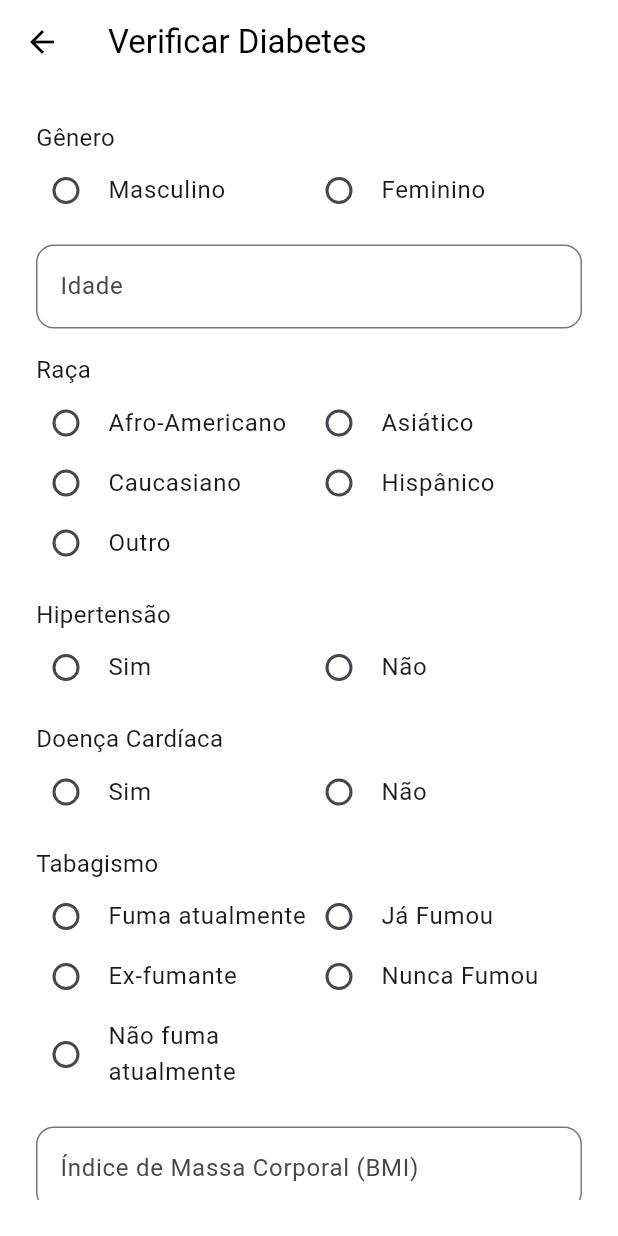
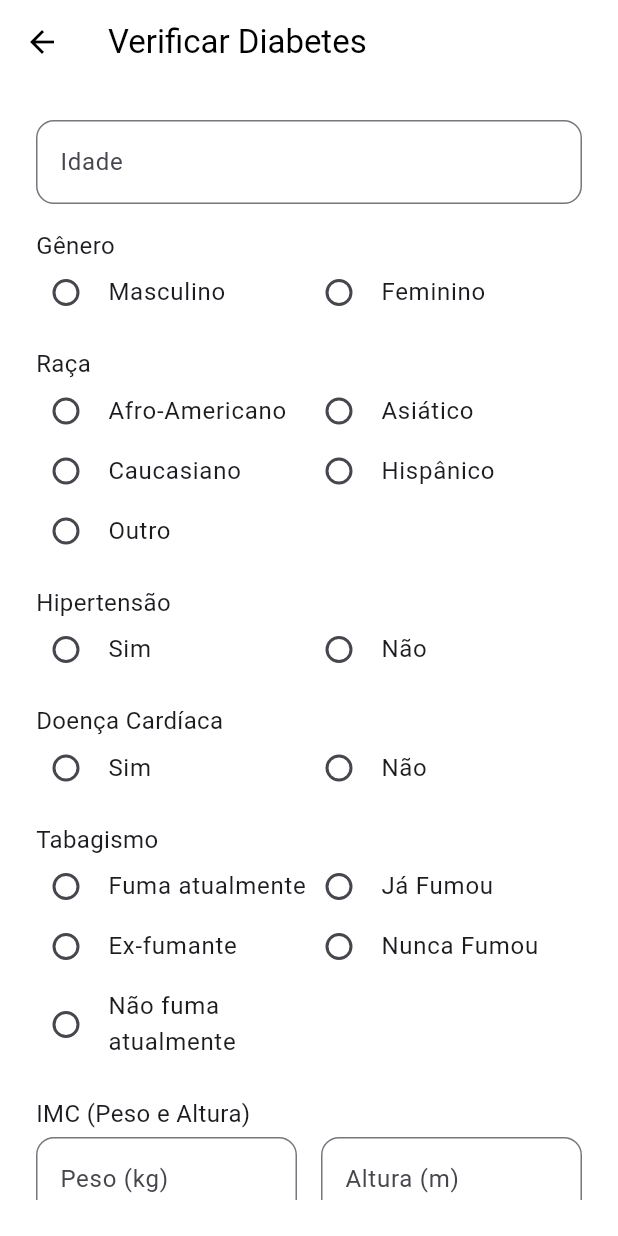
Before and after one commit to jpfalcuci/dsm5-projeto_integrador-diabetes-prediction, a Flutter app: the DiabetesFormScreen screen opened directly, on a phone screen of 412 x 824 dp. Run offline on Flutter 3.47's test engine with Material 3 defaults, Android fonts, the phone set to English and light mode, and no system bars; our stand-ins replace flutter_dotenv.

Commit message:
refactor: components

```diff
--- /dev/null
+++ b/mobile/lib/components/field_group.dart
@@ -0,0 +1,24 @@
+import 'package:flutter/material.dart';
+
+class FieldGroup extends StatelessWidget {
+  final String title;
+  final Widget child;
+
+  const FieldGroup({
+    Key? key,
+    required this.title,
+    required this.child,
+  }) : super(key: key);
+
+  @override
+  Widget build(BuildContext context) {
+    return Column(
+      crossAxisAlignment: CrossAxisAlignment.start,
+      children: [
+        Text(title, style: const TextStyle(fontSize: 16)),
+        const SizedBox(height: 4),
+        child,
+      ],
+    );
+  }
+}
--- /dev/null
+++ b/mobile/lib/components/numeric_field.dart
@@ -0,0 +1,49 @@
+import 'package:flutter/material.dart';
+
+class NumericField extends StatelessWidget {
+  final TextEditingController controller;
+  final String label;
+  final String hint;
+  final bool decimal;
+
+  const NumericField({
+    Key? key,
+    required this.controller,
+    required this.label,
+    required this.hint,
+    this.decimal = false,
+  }) : super(key: key);
+
+  @override
+  Widget build(BuildContext context) {
+    return TextFormField(
+      controller: controller,
+      decoration: InputDecoration(
+        labelText: label,
+        hintText: hint,
+        border: OutlineInputBorder(
+          borderRadius: BorderRadius.circular(12),
+        ),
+      ),
+      keyboardType: TextInputType.numberWithOptions(decimal: decimal),
+      validator: (value) {
+        if (value == null || value.isEmpty) {
+          return 'Por favor, insira $label';
+        }
+
+        if (decimal && double.tryParse(value) == null) {
+          return 'Digite um número válido';
+        }
+        return null;
+      },
+      onChanged: (value) {
+        controller.value = TextEditingValue(
+          text: value.replaceAll(',', '.'),
+          selection: TextSelection.fromPosition(
+            TextPosition(offset: value.length),
+          ),
+        );
+      },
+    );
+  }
+}
--- /dev/null
+++ b/mobile/lib/components/radio_group.dart
@@ -0,0 +1,46 @@
+import 'package:flutter/material.dart';
+
+class RadioGroup<T> extends StatelessWidget {
+  final String title;
+  final List<T> values;
+  final T? selectedValue;
+  final ValueChanged<T?> onChanged;
+  final Map<T, String> labels;
+
+  const RadioGroup({
+    Key? key,
+    required this.title,
+    required this.values,
+    required this.selectedValue,
+    required this.onChanged,
+    required this.labels,
+  }) : super(key: key);
+
+  @override
+  Widget build(BuildContext context) {
+    return Column(
+      crossAxisAlignment: CrossAxisAlignment.start,
+      children: [
+        Text(title, style: const TextStyle(fontSize: 16)),
+        Wrap(
+          children: values.map((value) {
+            return SizedBox(
+              width: MediaQuery.of(context).size.width / 2 - 24,
+              child: RadioListTile<T>(
+                title: Text(labels[value]!),
+                value: value,
+                groupValue: selectedValue,
+                onChanged: onChanged,
+                contentPadding: EdgeInsets.zero,
+                visualDensity: const VisualDensity(
+                  horizontal: VisualDensity.minimumDensity,
+                  vertical: VisualDensity.minimumDensity,
+                ),
+              ),
+            );
+          }).toList(),
+        ),
+      ],
+    );
+  }
+}
--- a/mobile/lib/screens/form.dart
+++ b/mobile/lib/screens/form.dart
@@ -1,4 +1,7 @@
 import 'package:flutter/material.dart';
+import '../components/numeric_field.dart';
+import '../components/radio_group.dart';
+import '../components/field_group.dart';
 import 'result.dart';
 
 // Enums para valores fixos
@@ -18,7 +21,8 @@ class _DiabetesFormScreenState extends State<DiabetesFormScreen> {
 
   // Controllers para campos de texto
   final _ageController = TextEditingController();
-  final _bmiController = TextEditingController();
+  final _weightController = TextEditingController();
+  final _heightController = TextEditingController();
   final _hba1cController = TextEditingController();
   final _glucoseController = TextEditingController();
 
@@ -32,7 +36,8 @@ class _DiabetesFormScreenState extends State<DiabetesFormScreen> {
   @override
   void dispose() {
     _ageController.dispose();
-    _bmiController.dispose();
+    _weightController.dispose();
+    _heightController.dispose();
     _hba1cController.dispose();
     _glucoseController.dispose();
     super.dispose();
@@ -40,7 +45,12 @@ class _DiabetesFormScreenState extends State<DiabetesFormScreen> {
 
   void _onSubmit() {
     if (_formKey.currentState?.validate() ?? false) {
+      final weight = double.parse(_weightController.text);
+      final height = double.parse(_heightController.text);
+      final bmi = weight / (height * height);
+
       final genderValue = _selectedGender == Gender.male ? 1 : 0;
+
       final raceValues = {
         'race:AfricanAmerican': _selectedRace == Race.africanAmerican ? 1 : 0,
         'race:Asian': _selectedRace == Race.asian ? 1 : 0,
@@ -63,7 +73,7 @@ class _DiabetesFormScreenState extends State<DiabetesFormScreen> {
         ...raceValues,
         'hypertension': _hasHypertension == true ? 1 : 0,
         'heart_disease': _hasHeartDisease == true ? 1 : 0,
-        'bmi': double.parse(_bmiController.text),
+        'bmi': bmi,
         'hbA1c_level': double.parse(_hba1cController.text),
         'blood_glucose_level': double.parse(_glucoseController.text),
         ...smokingValues,
@@ -78,23 +88,12 @@ class _DiabetesFormScreenState extends State<DiabetesFormScreen> {
     }
   }
 
-  String? _validateNumericField(String? value, String fieldName) {
-    if (value == null || value.isEmpty) {
-      return 'Por favor, digite o $fieldName';
-    }
-    if (double.tryParse(value) == null) {
-      return 'Digite um valor numérico válido';
-    }
-    return null;
-  }
-
   @override
   Widget build(BuildContext context) {
     return Scaffold(
       backgroundColor: Colors.white,
       appBar: AppBar(
-        title: const Text('Verificar Diabetes',
-          style: TextStyle(color: Colors.black)),
+        title: const Text('Verificar Diabetes', style: TextStyle(color: Colors.black)),
         backgroundColor: Colors.white,
         iconTheme: const IconThemeData(color: Colors.black),
         elevation: 0,
@@ -105,34 +104,99 @@ class _DiabetesFormScreenState extends State<DiabetesFormScreen> {
           key: _formKey,
           child: ListView(
             children: [
-              _buildFieldGroup(
+              // Idade
+              NumericField(
+                controller: _ageController,
+                label: 'Idade',
+                hint: 'Digite a idade',
+              ),
+              const SizedBox(height: 16),
+
+              // Gênero
+              RadioGroup<Gender>(
                 title: 'Gênero',
+                values: Gender.values,
+                selectedValue: _selectedGender,
+                onChanged: (value) => setState(() => _selectedGender = value),
+                labels: {
+                  Gender.male: 'Masculino',
+                  Gender.female: 'Feminino',
+                },
+              ),
+              const SizedBox(height: 16),
+
+              // Raça
+              RadioGroup<Race>(
+                title: 'Raça',
+                values: Race.values,
+                selectedValue: _selectedRace,
+                onChanged: (value) => setState(() => _selectedRace = value),
+                labels: {
+                  Race.africanAmerican: 'Afro-Americano',
+                  Race.asian: 'Asiático',
+                  Race.caucasian: 'Caucasiano',
+                  Race.hispanic: 'Hispânico',
+                  Race.other: 'Outro',
+                },
+              ),
+              const SizedBox(height: 16),
+
+              // Hipertensão
+              RadioGroup<bool>(
+                title: 'Hipertensão',
+                values: [true, false],
+                selectedValue: _hasHypertension,
+                onChanged: (value) => setState(() => _hasHypertension = value),
+                labels: {true: 'Sim', false: 'Não'},
+              ),
+              const SizedBox(height: 16),
+
+              // Doença Cardíaca
+              RadioGroup<bool>(
+                title: 'Doença Cardíaca',
+                values: [true, false],
+                selectedValue: _hasHeartDisease,
+                onChanged: (value) => setState(() => _hasHeartDisease = value),
+                labels: {true: 'Sim', false: 'Não'},
+              ),
+              const SizedBox(height: 16),
+
+              // Tabagismo
+              RadioGroup<SmokingStatus>(
+                title: 'Tabagismo',
+                values: SmokingStatus.values,
+                selectedValue: _selectedSmokingStatus,
+                onChanged: (value) => setState(() => _selectedSmokingStatus = value),
+                labels: {
+                  SmokingStatus.current: 'Fuma atualmente',
+                  SmokingStatus.ever: 'Já Fumou',
+                  SmokingStatus.former: 'Ex-fumante',
+                  SmokingStatus.never: 'Nunca Fumou',
+                  SmokingStatus.notCurrent: 'Não fuma atualmente',
+                },
+              ),
+              const SizedBox(height: 16),
+
+              // Peso e Altura
+              FieldGroup(
+                title: 'IMC (Peso e Altura)',
                 child: Row(
                   children: [
                     Expanded(
-                      child: RadioListTile<Gender>(
-                        title: const Text('Masculino'),
-                        value: Gender.male,
-                        groupValue: _selectedGender,
-                        onChanged: (value) => setState(() => _selectedGender = value),
-                        contentPadding: EdgeInsets.zero,
-                        visualDensity: const VisualDensity(
-                          horizontal: VisualDensity.minimumDensity,
-                          vertical: VisualDensity.minimumDensity,
-                        ),
+                      child: NumericField(
+                        controller: _weightController,
+                        label: 'Peso (kg)',
+                        hint: 'Digite o peso',
+                        decimal: true,
                       ),
                     ),
+                    const SizedBox(width: 16),
                     Expanded(
-                      child: RadioListTile<Gender>(
-                        title: const Text('Feminino'),
-                        value: Gender.female,
-                        groupValue: _selectedGender,
-                        onChanged: (value) => setState(() => _selectedGender = value),
-                        contentPadding: EdgeInsets.zero,
-                        visualDensity: const VisualDensity(
-                          horizontal: VisualDensity.minimumDensity,
-                          vertical: VisualDensity.minimumDensity,
-                        ),
+                      child: NumericField(
+                        controller: _heightController,
+                        label: 'Altura (m)',
+                        hint: 'Digite a altura',
+                        decimal: true,
                       ),
                     ),
                   ],
@@ -140,152 +204,8 @@ class _DiabetesFormScreenState extends State<DiabetesFormScreen> {
               ),
               const SizedBox(height: 16),
 
-              _buildNumericField(
-                controller: _ageController,
-                label: 'Idade',
-                hint: 'Digite a idade',
-              ),
-              const SizedBox(height: 16),
-
-              _buildFieldGroup(
-                title: 'Raça',
-                child: Wrap(
-                  children: Race.values.map((race) {
-                    String label = switch (race) {
-                      Race.africanAmerican => 'Afro-Americano',
-                      Race.asian => 'Asiático',
-                      Race.caucasian => 'Caucasiano',
-                      Race.hispanic => 'Hispânico',
-                      Race.other => 'Outro',
-                    };
-                    return SizedBox(
-                      width: MediaQuery.of(context).size.width / 2 - 24,
-                      child: RadioListTile<Race>(
-                        title: Text(label),
-                        value: race,
-                        groupValue: _selectedRace,
-                        onChanged: (value) => setState(() => _selectedRace = value),
-                        contentPadding: EdgeInsets.zero,
-                        visualDensity: const VisualDensity(
-                          horizontal: VisualDensity.minimumDensity,
-                          vertical: VisualDensity.minimumDensity,
-                        ),
-                      ),
-                    );
-                  }).toList(),
-                ),
-              ),
-              const SizedBox(height: 16),
-
-              _buildFieldGroup(
-                title: 'Hipertensão',
-                child: Row(
-                  children: [
-                    Expanded(
-                      child: RadioListTile<bool>(
-                        title: const Text('Sim'),
-                        value: true,
-                        groupValue: _hasHypertension,
-                        onChanged: (value) => setState(() => _hasHypertension = value),
-                        contentPadding: EdgeInsets.zero,
-                        visualDensity: const VisualDensity(
-                          horizontal: VisualDensity.minimumDensity,
-                          vertical: VisualDensity.minimumDensity,
-                        ),
-                      ),
-                    ),
-                    Expanded(
-                      child: RadioListTile<bool>(
-                        title: const Text('Não'),
-                        value: false,
-                        groupValue: _hasHypertension,
-                        onChanged: (value) => setState(() => _hasHypertension = value),
-                        contentPadding: EdgeInsets.zero,
-                        visualDensity: const VisualDensity(
-                          horizontal: VisualDensity.minimumDensity,
-                          vertical: VisualDensity.minimumDensity,
-                        ),
-                      ),
-                    ),
-                  ],
-                ),
-              ),
-              const SizedBox(height: 16),
-
-              _buildFieldGroup(
-                title: 'Doença Cardíaca',
-                child: Row(
-                  children: [
-                    Expanded(
-                      child: RadioListTile<bool>(
-                        title: const Text('Sim'),
-                        value: true,
-                        groupValue: _hasHeartDisease,
-                        onChanged: (value) => setState(() => _hasHeartDisease = value),
-                        contentPadding: EdgeInsets.zero,
-                        visualDensity: const VisualDensity(
-                          horizontal: VisualDensity.minimumDensity,
-                          vertical: VisualDensity.minimumDensity,
-                        ),
-                      ),
-                    ),
-                    Expanded(
-                      child: RadioListTile<bool>(
-                        title: const Text('Não'),
-                        value: false,
-                        groupValue: _hasHeartDisease,
-                        onChanged: (value) => setState(() => _hasHeartDisease = value),
-                        contentPadding: EdgeInsets.zero,
-                        visualDensity: const VisualDensity(
-                          horizontal: VisualDensity.minimumDensity,
-                          vertical: VisualDensity.minimumDensity,
-                        ),
-                      ),
-                    ),
-                  ],
-                ),
-              ),
-              const SizedBox(height: 16),
-
-              _buildFieldGroup(
-                title: 'Tabagismo',
-                child: Wrap(
-                  children: SmokingStatus.values.map((status) {
-                    String label = switch (status) {
-                      SmokingStatus.current => 'Fuma atualmente',
-                      SmokingStatus.ever => 'Já Fumou',
-                      SmokingStatus.former => 'Ex-fumante',
-                      SmokingStatus.never => 'Nunca Fumou',
-                      SmokingStatus.notCurrent => 'Não fuma atualmente',
-                    };
-                    return SizedBox(
-                      width: MediaQuery.of(context).size.width / 2 - 24,
-                      child: RadioListTile<SmokingStatus>(
-                        title: Text(label),
-                        value: status,
-                        groupValue: _selectedSmokingStatus,
-                        onChanged: (value) => setState(() => _selectedSmokingStatus = value),
-                        contentPadding: EdgeInsets.zero,
-                        visualDensity: const VisualDensity(
-                          horizontal: VisualDensity.minimumDensity,
-                          vertical: VisualDensity.minimumDensity,
-                        ),
-                      ),
-                    );
-                  }).toList(),
-                ),
-              ),
-              const SizedBox(height: 16),
-
-              _buildNumericField(
-                controller: _bmiController,
-                label: 'Índice de Massa Corporal (BMI)',
-                hint: 'Digite o BMI',
-                decimal: true,
-              ),
-              const SizedBox(height: 16),
-
-              _buildNumericField(
+              // HbA1c
+              NumericField(
                 controller: _hba1cController,
                 label: 'Nível de HbA1c',
                 hint: 'Digite o nível de HbA1c',
@@ -293,7 +213,8 @@ class _DiabetesFormScreenState extends State<DiabetesFormScreen> {
               ),
               const SizedBox(height: 16),
 
-              _buildNumericField(
+              // Glicose
+              NumericField(
                 controller: _glucoseController,
                 label: 'Nível de Glicose no Sangue',
                 hint: 'Digite o nível de glicose',
@@ -301,6 +222,7 @@ class _DiabetesFormScreenState extends State<DiabetesFormScreen> {
               ),
               const SizedBox(height: 24),
 
+              // Botão Enviar
               ElevatedButton(
                 onPressed: _onSubmit,
                 style: ElevatedButton.styleFrom(
@@ -324,38 +246,4 @@ class _DiabetesFormScreenState extends State<DiabetesFormScreen> {
       ),
     );
   }
-
-  Widget _buildFieldGroup({required String title, required Widget child}) {
-    return Column(
-      crossAxisAlignment: CrossAxisAlignment.start,
-      children: [
-        Text(title, style: const TextStyle(fontSize: 16)),
-        const SizedBox(height: 4),
-        child,
-      ],
-    );
-  }
-
-  Widget _buildNumericField({
-    required TextEditingController controller,
-    required String label,
-    required String hint,
-    bool decimal = false,
-  }) {
-    return TextFormField(
-      controller: controller,
-      decoration: _inputDecoration(label).copyWith(hintText: hint),
-      keyboardType: TextInputType.numberWithOptions(decimal: decimal),
-      validator: (value) => _validateNumericField(value, label),
-    );
-  }
-
-  InputDecoration _inputDecoration(String labelText) {
-    return InputDecoration(
-      labelText: labelText,
-      border: OutlineInputBorder(
-        borderRadius: BorderRadius.circular(12),
-      ),
-    );
-  }
 }
```
